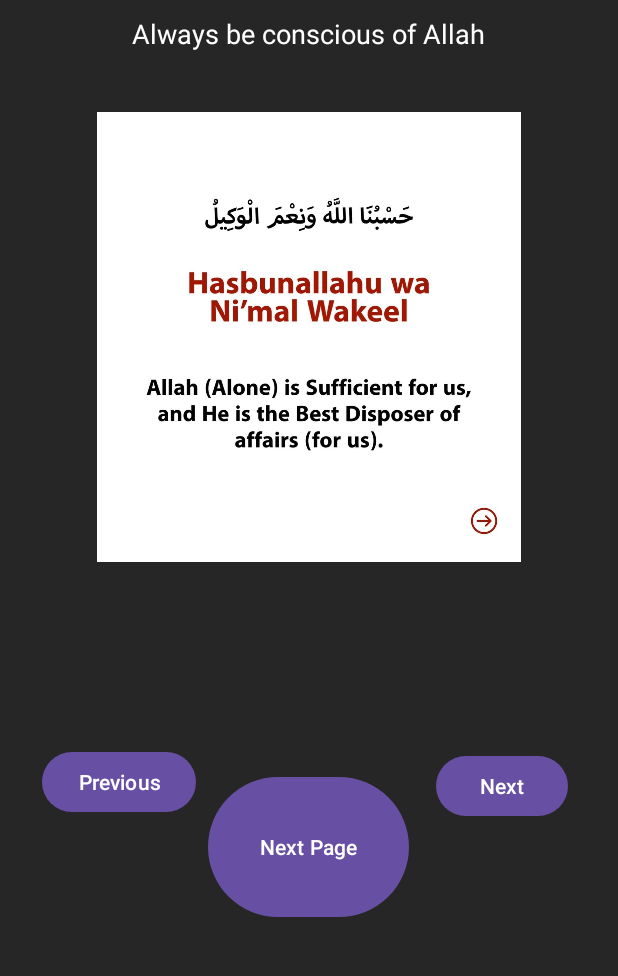
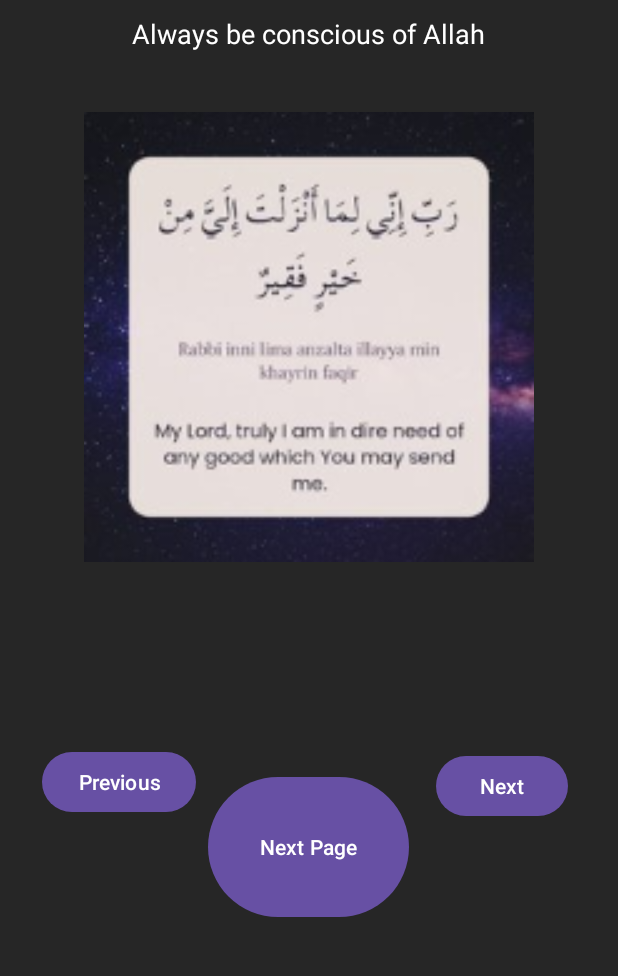
Before and after one commit to Muhammadcodes112/Ramadan-Android-App, an Android app: the screen it shows after launch (MainActivity), after a tap on "Next", on a phone screen of 412 x 824 dp, the part 124-1100 px from its top. Run offline under Robolectric (Android 15) with nearby library versions, the phone set to English and light mode, and no system bars.

Commit message:
second commit

```diff
--- a/app/src/main/java/com/example/ramadan/MainActivity.java
+++ b/app/src/main/java/com/example/ramadan/MainActivity.java
@@ -5,20 +5,29 @@ import androidx.viewpager.widget.ViewPager;
 
 import android.content.Intent;
 import android.os.Bundle;
+import android.view.LayoutInflater;
 import android.view.View;
+import android.view.ViewGroup;
 import android.widget.Button;
+import android.widget.Toast;
 
 
 public class MainActivity extends AppCompatActivity {
     private ViewPager viewPager;
     private SliderAdapter adapter;
     private Button nextButton;
-    private int[] images = {R.drawable.image1, R.drawable.image4, R.drawable.image5, R.drawable.image6, R.drawable.image7, R.drawable.image8, R.drawable.islamly};
+    private int[] images = {R.drawable.image1, R.drawable.image2, R.drawable.image3, R.drawable.image4, R.drawable.image5, R.drawable.image6, R.drawable.image7, R.drawable.image8, R.drawable.image9, R.drawable.image10, R.drawable.image11, R.drawable.image12, R.drawable.image13, R.drawable.image14,  R.drawable.islamly};
 
     @Override
     protected void onCreate(Bundle savedInstanceState) {
         super.onCreate(savedInstanceState);
         setContentView(R.layout.activity_main);
+
+        LayoutInflater inflater = getLayoutInflater();
+        View toastview = inflater.inflate(R.layout.customtoast, (ViewGroup) findViewById(R.id.RootLayout));
+        Toast toast = new Toast(getApplicationContext());
+        toast.setView(toastview);
+        toast.show();
 
         MyReceiver.setAlarm(this);
 
--- /dev/null
+++ b/app/src/main/res/drawable/ic_welcome.xml
@@ -0,0 +1,6 @@
+<vector android:height="24dp" android:tint="#F8F8F8"
+    android:viewportHeight="24" android:viewportWidth="24"
+    android:width="24dp" xmlns:android="http://schemas.android.com/apk/res/android">
+    <path android:fillColor="@android:color/white" android:pathData="M12,6m-2,0a2,2 0,1 1,4 0a2,2 0,1 1,-4 0"/>
+    <path android:fillColor="@android:color/white" android:pathData="M21,16v-2c-2.24,0 -4.16,-0.96 -5.6,-2.68l-1.34,-1.6C13.68,9.26 13.12,9 12.53,9h-1.05c-0.59,0 -1.15,0.26 -1.53,0.72l-1.34,1.6C7.16,13.04 5.24,14 3,14v2c2.77,0 5.19,-1.17 7,-3.25V15l-3.88,1.55C5.45,16.82 5,17.48 5,18.21C5,19.2 5.8,20 6.79,20H9v-0.5c0,-1.38 1.12,-2.5 2.5,-2.5h3c0.28,0 0.5,0.22 0.5,0.5S14.78,18 14.5,18h-3c-0.83,0 -1.5,0.67 -1.5,1.5V20h7.21C18.2,20 19,19.2 19,18.21c0,-0.73 -0.45,-1.39 -1.12,-1.66L14,15v-2.25C15.81,14.83 18.23,16 21,16z"/>
+</vector>
```
Also changed, not shown: app/src/main/res/layout/customtoast.xml (added, +43 -0 lines), app/src/main/res/drawable-xhdpi/image10.jpg (added), app/src/main/res/drawable-xhdpi/image11.jpg (added), app/src/main/res/drawable-xhdpi/image12.jpg (added), app/src/main/res/drawable-xhdpi/image13.jpg (added), app/src/main/res/drawable-xhdpi/image14.jpg (added), app/src/main/res/drawable-xhdpi/image2.jpg (added), app/src/main/res/drawable-xhdpi/image3.jpg (added), app/src/main/res/drawable-xhdpi/image9.jpg (added).
